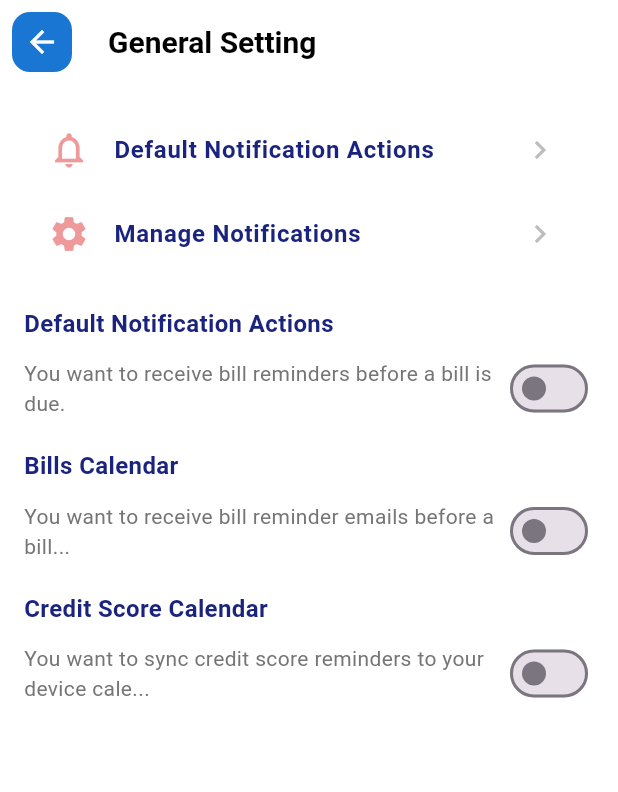
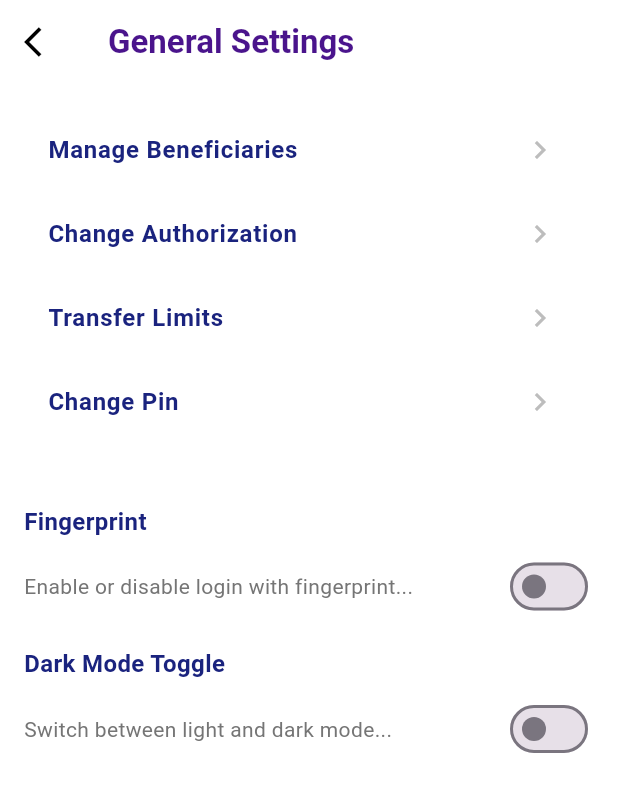
Before and after one commit to ogbonnaOsita/fintech_app, a Flutter app: the GeneralSettingsScreen screen opened directly, on a phone screen of 412 x 824 dp. Shown: the top 792 px of the screen. Run offline on Flutter 3.47's test engine with Material 3 defaults, Android fonts, the phone set to English and light mode, and no system bars; missing offline and left inert: nigerian_states_and_lga.

Commit message:
general settings edit

```diff
--- a/lib/ui/screens/general_settings_screen.dart
+++ b/lib/ui/screens/general_settings_screen.dart
@@ -1,3 +1,4 @@
+import 'package:fintech_app/utils/constants.dart';
 import 'package:flutter/material.dart';
 
 class GeneralSettingsScreen extends StatefulWidget {
@@ -19,26 +20,17 @@ class _GeneralSettingsScreenState extends State<GeneralSettingsScreen> {
     return Scaffold(
       backgroundColor: Colors.white,
       appBar: AppBar(
-        backgroundColor: Colors.white,
-        elevation: 0,
         leading: IconButton(
-          icon: Container(
-            padding: const EdgeInsets.all(8),
-            decoration: BoxDecoration(
-              color: Colors.blue[700],
-              borderRadius: BorderRadius.circular(12),
-            ),
-            child: const Icon(Icons.arrow_back, color: Colors.white),
-          ),
+          icon: const Icon(Icons.arrow_back_ios),
           onPressed: () => Navigator.pop(context),
         ),
-        title: const Text(
-          'General Setting',
-          style: TextStyle(
-            color: Colors.black,
-            fontSize: 20,
-            fontWeight: FontWeight.bold,
-          ),
+        backgroundColor: Colors.white,
+        iconTheme: const IconThemeData(color: Colors.black),
+        elevation: 0,
+        forceMaterialTransparency: true,
+        title: Text(
+          'General Settings',
+          style: TextStyle(fontWeight: FontWeight.w600, color: Constants.kSecondaryColor),
         ),
       ),
       body: Padding(
@@ -46,9 +38,8 @@ class _GeneralSettingsScreenState extends State<GeneralSettingsScreen> {
         child: Column(
           children: [
             ListTile(
-              leading: Icon(Icons.notifications_outlined, color: Colors.red[200], size: 28),
               title: const Text(
-                'Default Notification Actions',
+                'Manage Beneficiaries',
                 style: TextStyle(
                   color: Color(0xFF1A237E),
                   fontWeight: FontWeight.w600,
@@ -58,9 +49,8 @@ class _GeneralSettingsScreenState extends State<GeneralSettingsScreen> {
               onTap: () {},
             ),
             ListTile(
-              leading: Icon(Icons.settings, color: Colors.red[200], size: 28),
               title: const Text(
-                'Manage Notifications',
+                'Change Authorization',
                 style: TextStyle(
                   color: Color(0xFF1A237E),
                   fontWeight: FontWeight.w600,
@@ -69,26 +59,40 @@ class _GeneralSettingsScreenState extends State<GeneralSettingsScreen> {
               trailing: Icon(Icons.chevron_right, color: Colors.grey[400]),
               onTap: () {},
             ),
-            const SizedBox(height: 20),
+            ListTile(
+              title: const Text(
+                'Transfer Limits',
+                style: TextStyle(
+                  color: Color(0xFF1A237E),
+                  fontWeight: FontWeight.w600,
+                ),
+              ),
+              trailing: Icon(Icons.chevron_right, color: Colors.grey[400]),
+              onTap: () {},
+            ),
+            ListTile(
+              title: const Text(
+                'Change Pin',
+                style: TextStyle(
+                  color: Color(0xFF1A237E),
+                  fontWeight: FontWeight.w600,
+                ),
+              ),
+              trailing: Icon(Icons.chevron_right, color: Colors.grey[400]),
+              onTap: () {},
+            ),
+            const SizedBox(height: 40),
             _buildSettingItem(
-              'Default Notification Actions',
-              'You want to receive bill reminders before a bill is due.',
-              defaultNotificationActions,
-              (value) {
-                setState(() => defaultNotificationActions = value);
-              },
-            ),
-            _buildSettingItem(
-              'Bills Calendar',
-              'You want to receive bill reminder emails before a bill...',
+              'Fingerprint',
+              'Enable or disable login with fingerprint...',
               billsCalendar,
               (value) {
                 setState(() => billsCalendar = value);
               },
             ),
             _buildSettingItem(
-              'Credit Score Calendar',
-              'You want to sync credit score reminders to your device cale...',
+              'Dark Mode Toggle',
+              'Switch between light and dark mode...',
               creditScoreCalendar,
               (value) {
                 setState(() => creditScoreCalendar = value);
@@ -127,7 +131,7 @@ class _GeneralSettingsScreenState extends State<GeneralSettingsScreen> {
             Switch(
               value: value,
               onChanged: onChanged,
-              activeColor: Colors.red[200],
+              activeColor: Colors.green[700],
             ),
           ],
         ),
```
